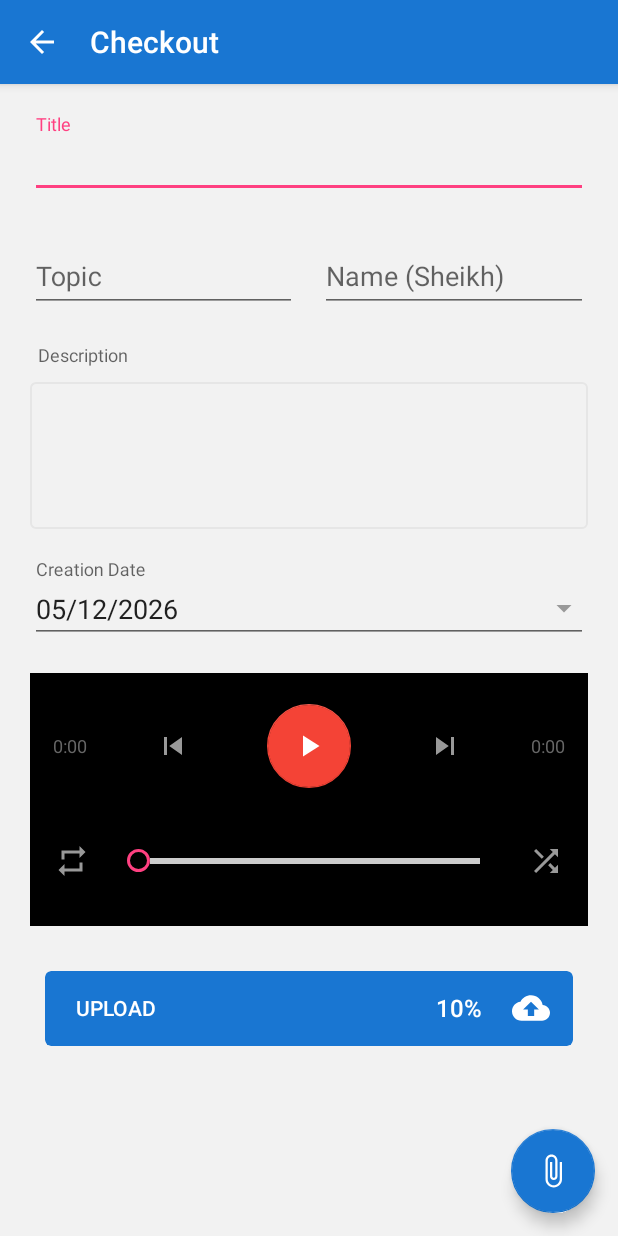
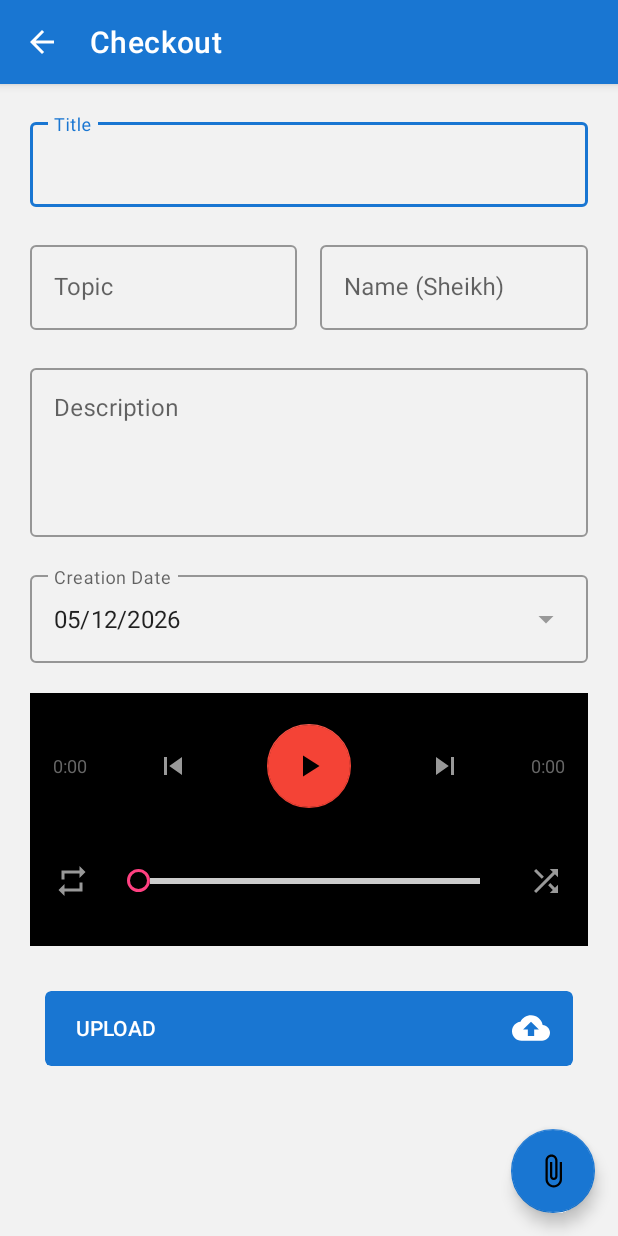
Before and after one commit to sempsmahad/IslamSauti, an Android app: the AudioUploadFormActivity screen opened directly, with no data from a screen before it, on a phone screen of 412 x 824 dp. Run offline under Robolectric (Android 15) with nearby library versions, the phone set to English and light mode, and no system bars; libraries missing offline, so code that uses them is left out: com.wdullaer.materialdatetimepicker; 1 statement that could not run was skipped.

Commit message:
hinted to outlines

```diff
--- a/app/src/main/res/layout/activity_form_checkout.xml
+++ b/app/src/main/res/layout/activity_form_checkout.xml
@@ -1,6 +1,7 @@
 <?xml version="1.0" encoding="utf-8"?>
 <LinearLayout xmlns:android="http://schemas.android.com/apk/res/android"
     xmlns:app="http://schemas.android.com/apk/res-auto"
+    android:theme="@style/AppTheme.Material"
     android:id="@+id/parent_view"
     android:layout_width="match_parent"
     android:layout_height="match_parent"
@@ -34,40 +35,40 @@
                 android:orientation="vertical">
 
                 <com.google.android.material.textfield.TextInputLayout
+                    style="@style/Widget.MaterialComponents.TextInputLayout.OutlinedBox"
                     android:layout_width="match_parent"
-                    android:layout_height="wrap_content">
+                    android:layout_height="wrap_content"
+                    android:hint="Title">
 
-                    <AutoCompleteTextView
-                        android:id="@+id/et_title"
+                    <com.google.android.material.textfield.TextInputEditText
                         android:layout_width="match_parent"
                         android:layout_height="wrap_content"
-                        android:hint="Title"
-                        android:maxLines="1"
-                        android:singleLine="true" />
+                        android:id="@+id/et_title"
+                        />
 
                 </com.google.android.material.textfield.TextInputLayout>
-
 
                 <View
                     android:layout_width="0dp"
                     android:layout_height="@dimen/spacing_mlarge" />
+
                 <LinearLayout
                     android:layout_width="match_parent"
                     android:layout_height="wrap_content"
                     android:orientation="horizontal">
 
                     <com.google.android.material.textfield.TextInputLayout
+                        style="@style/Widget.MaterialComponents.TextInputLayout.OutlinedBox"
                         android:layout_width="0dp"
                         android:layout_height="wrap_content"
-                        android:layout_weight="1">
+                        android:layout_weight="1"
+                        android:hint="Topic">
 
-                        <AutoCompleteTextView
-                            android:id="@+id/et_topic"
+                        <com.google.android.material.textfield.TextInputEditText
                             android:layout_width="match_parent"
                             android:layout_height="wrap_content"
-                            android:hint="Topic"
-                            android:maxLines="1"
-                            android:singleLine="true"/>
+                            android:id="@+id/et_topic"
+                            />
 
                     </com.google.android.material.textfield.TextInputLayout>
 
@@ -76,50 +77,39 @@
                         android:layout_height="0dp" />
 
                     <com.google.android.material.textfield.TextInputLayout
+                        style="@style/Widget.MaterialComponents.TextInputLayout.OutlinedBox"
                         android:layout_width="0dp"
                         android:layout_height="wrap_content"
-                        android:layout_weight="1">
+                        android:layout_weight="1"
+                        android:hint="Name (Sheikh)">
 
-                        <AutoCompleteTextView
-                            android:id="@+id/et_sheikh_name"
+                        <com.google.android.material.textfield.TextInputEditText
                             android:layout_width="match_parent"
                             android:layout_height="wrap_content"
-                            android:hint="Name (Sheikh)"
-                            android:maxLines="1"
-                            android:singleLine="true" />
+                            android:id="@+id/et_sheikh_name"
+                            />
+                    </com.google.android.material.textfield.TextInputLayout>
 
-                    </com.google.android.material.textfield.TextInputLayout>
                 </LinearLayout>
 
                   <View
                     android:layout_width="0dp"
                     android:layout_height="@dimen/spacing_mlarge" />
 
-
-
-
-                <TextView
-                    android:layout_width="wrap_content"
-                    android:layout_height="wrap_content"
-                    android:paddingStart="5dp"
-                    android:text="Description"
-                    android:textAppearance="@style/TextAppearance.AppCompat.Caption" />
-
                 <com.google.android.material.textfield.TextInputLayout
+                    style="@style/Widget.MaterialComponents.TextInputLayout.OutlinedBox"
                     android:layout_width="match_parent"
                     android:layout_height="wrap_content"
-                    android:layout_marginTop="@dimen/spacing_middle"
-                    app:hintEnabled="false">
+                    android:hint="Description">
 
                     <com.google.android.material.textfield.TextInputEditText
+                        android:layout_width="match_parent"
+                        android:layout_height="wrap_content"
                         android:id="@+id/et_description"
-                        android:layout_width="match_parent"
-                        android:layout_height="match_parent"
-                        android:background="@drawable/edit_text_round_bg_outline"
                         android:gravity="start"
                         android:inputType="textMultiLine"
                         android:lines="4"
-                        android:textColor="@color/grey_1000" />
+                        />
 
                 </com.google.android.material.textfield.TextInputLayout>
 
@@ -127,23 +117,24 @@
                     android:layout_width="0dp"
                     android:layout_height="@dimen/spacing_mlarge" />
 
+                <com.google.android.material.textfield.TextInputLayout
+                    style="@style/Widget.MaterialComponents.TextInputLayout.OutlinedBox"
+                    android:layout_width="match_parent"
+                    android:layout_height="wrap_content"
+                    android:hint="Creation Date">
 
-                <com.google.android.material.textfield.TextInputLayout
-                    android:layout_width="match_parent"
-                    android:layout_height="wrap_content">
-
-                    <AutoCompleteTextView
-                        android:id="@+id/bt_exp_date"
+                    <com.google.android.material.textfield.TextInputEditText
                         android:layout_width="match_parent"
                         android:layout_height="wrap_content"
+                        android:id="@+id/bt_exp_date"
+                        android:maxLines="1"
+                        android:singleLine="true"
+                        android:text="Aug 15, 2023"
                         android:drawableEnd="@drawable/ic_arrow_drop_grey"
                         android:drawableRight="@drawable/ic_arrow_drop_grey"
                         android:editable="false"
                         android:focusable="false"
-                        android:hint="Creation Date"
-                        android:maxLines="1"
-                        android:singleLine="true"
-                        android:text="Aug 15, 2023" />
+                        />
 
                 </com.google.android.material.textfield.TextInputLayout>
 
@@ -318,7 +309,8 @@
                                 android:layout_width="wrap_content"
                                 android:layout_height="wrap_content"
                                 android:layout_marginHorizontal="@dimen/spacing_middle"
-                                android:text="10%"
+                                android:text="0%"
+                                android:visibility="gone"
                                 android:textAppearance="@style/TextAppearance.AppCompat.Subhead"
                                 android:textColor="@android:color/white"
                                 app:fontFamily="sans-serif-medium" />
```
